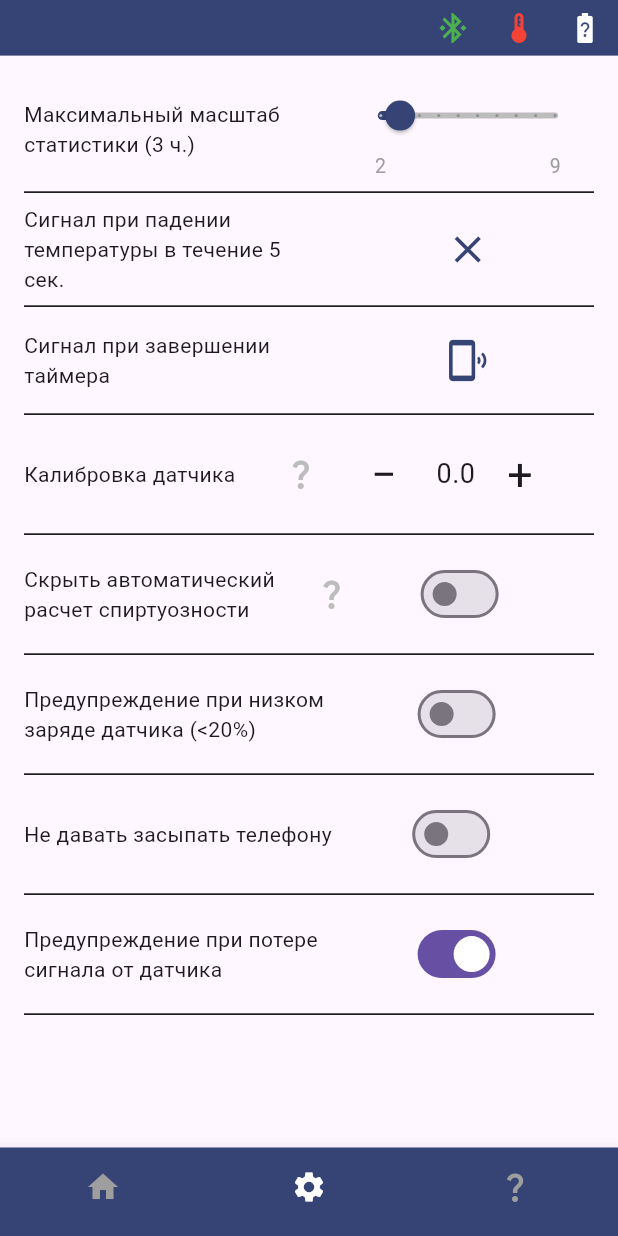
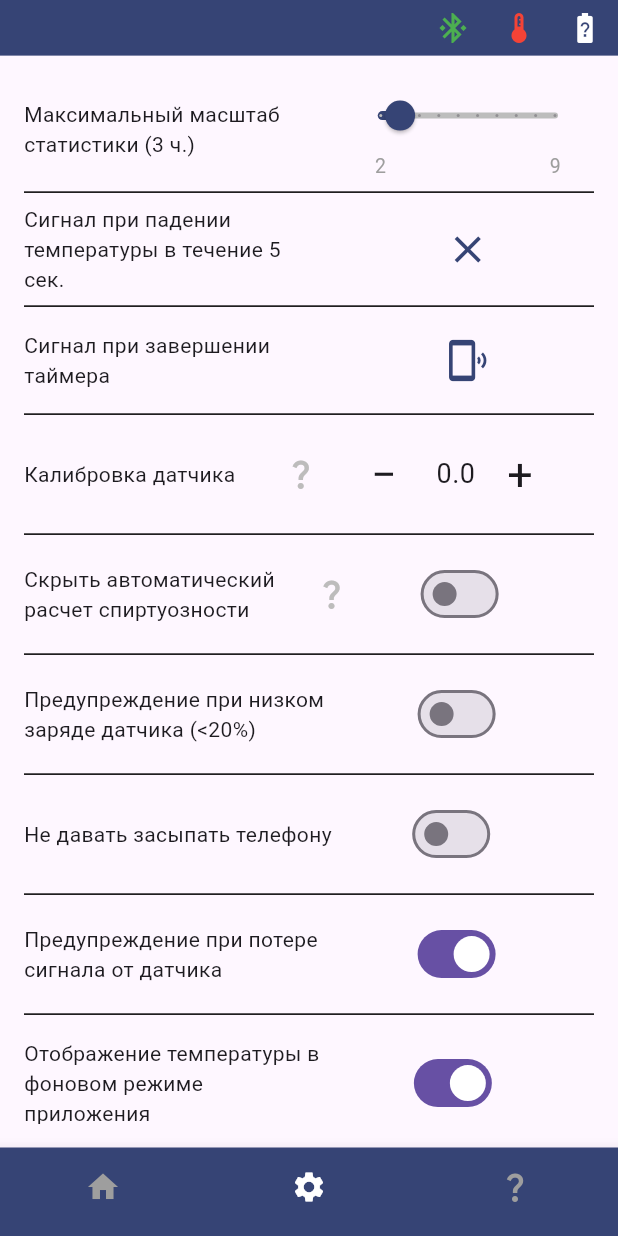
Before and after one commit to AI-devices/thermo, a Flutter app: the screen it shows after launch, item 2 of the bottom bar chosen, on a phone screen of 412 x 824 dp. Run offline on Flutter 3.47's test engine with Material 3 defaults, Android fonts, the phone set to English and light mode, and no system bars; our stand-ins replace audioplayers, circular_countdown_timer, device_info_plus, fl_chart, flutter_blue_plus, flutter_local_notifications and 7 more.

Commit message:
add lib flutter_local_notification to display temperature

```diff
--- a/lib/components/helper.dart
+++ b/lib/components/helper.dart
@@ -73,6 +73,47 @@ abstract class Helper {
     );
   }
 
+  static Future<dynamic> confirm ({
+    required BuildContext context,
+    required String content,
+    required VoidCallback cancelAction,
+    required VoidCallback confirmAction,
+    String? cancelText,
+    String? confirmText,
+    String? title,
+  }) async {
+    return showDialog<dynamic>(
+      context: context,
+      builder: (BuildContext context) {
+        return BackdropFilter(
+          filter: ImageFilter.blur(sigmaX: 3, sigmaY: 3),
+          child: AlertDialog(
+            title: Text(title ?? 'Предупреждение'),
+            content: Text(content),
+            shape: RoundedRectangleBorder(
+              borderRadius: BorderRadius.circular(10)
+            ),
+            actions: <Widget>[
+              Row(
+                mainAxisAlignment: MainAxisAlignment.spaceAround,
+                children: [
+                  TextButton(
+                    onPressed: cancelAction,
+                    child: Text(cancelText ?? 'Нет')
+                  ),
+                  TextButton(
+                    onPressed: confirmAction,
+                    child: Text(confirmText ?? 'Да')
+                  )
+                ],
+              )
+            ],
+          )
+        );
+      },
+    );
+  }
+
   //парсит данные по температуре полученные от датчика
   static double parseTemperature(List<int> data) {
     //print(Uint8List.fromList(data).buffer.asInt16List());
--- /dev/null
+++ b/lib/components/local_notification.dart
@@ -0,0 +1,64 @@
+import 'dart:async';
+import 'package:flutter_local_notifications/flutter_local_notifications.dart';
+import 'package:thermo/components/api_bluetooth/api_bluetooth.dart';
+import 'package:thermo/components/helper.dart';
+import 'package:thermo/components/settings.dart';
+import 'package:thermo/components/styles.dart';
+
+class LocalNotification {
+  static LocalNotification? _instance;
+  StreamSubscription<double>? temperatureSubscription;
+  static final FlutterLocalNotificationsPlugin _flutterLocalNotificationsPlugin = FlutterLocalNotificationsPlugin();
+
+  factory LocalNotification() {
+    return _instance ??= LocalNotification._();
+  }
+
+  LocalNotification._() {
+    temperatureSubscription = ApiBluetooth.temperatureStream.listen((double temperature) => _showTemperatureNotification(temperature));
+  }
+
+  //? initialize the local notifications
+  static Future<void> init() async {
+  const AndroidInitializationSettings initializationSettingsAndroid =
+      AndroidInitializationSettings('@mipmap/ic_launcher');
+  final DarwinInitializationSettings initializationSettingsDarwin =
+      DarwinInitializationSettings(
+          onDidReceiveLocalNotification: (id, title, body, payload) {}); //only iOS
+  const LinuxInitializationSettings initializationSettingsLinux =
+      LinuxInitializationSettings(
+          defaultActionName: 'Open notification');
+  final InitializationSettings initializationSettings = InitializationSettings(
+      android: initializationSettingsAndroid,
+      iOS: initializationSettingsDarwin,
+      linux: initializationSettingsLinux);
+  _flutterLocalNotificationsPlugin.initialize(initializationSettings,
+      onDidReceiveNotificationResponse: (details) {});
+  }
+
+  static Future<void> _showTemperatureNotification(double temperature) async {
+    if (Settings.notificationIsEnabled == false || Settings.allowLocalNotifications == false) return;
+
+    AndroidNotificationDetails androidNotificationDetails = AndroidNotificationDetails(
+        'temperature channel',
+        'temperature channel',
+        channelShowBadge: false,
+        importance: Importance.max,
+        priority: Priority.high,
+        onlyAlertOnce: true,
+        showProgress: true,
+        progress: temperature.toInt(),
+        maxProgress: 100,
+        ongoing: true,
+        autoCancel: false,
+        silent: true,
+        color: AppStyle.getColorByTemp(temperature: temperature)
+      );
+      NotificationDetails notificationDetails = NotificationDetails(android: androidNotificationDetails);
+      await _flutterLocalNotificationsPlugin.show(0, 'температура датчика: ${temperature.toString()}${Helper.celsius}', null, notificationDetails);
+  }
+
+  static Future cancelNotifications() async {
+    await _flutterLocalNotificationsPlugin.cancelAll();
+  }
+}
--- a/lib/components/permissions.dart
+++ b/lib/components/permissions.dart
@@ -15,6 +15,7 @@ abstract class DevicePermissions {
     AndroidDeviceInfo androidInfo = await _deviceInfo.androidInfo;
     log(androidInfo.version.release, name: 'version OS');
 
+    _notification();
     _vibration();
 
     //final ignoreBatteryPermission = await DevicePermissions._getPermission(Permission.ignoreBatteryOptimizations);
@@ -50,6 +51,11 @@ abstract class DevicePermissions {
     return true;
   }
 
+  static Future<void> _notification() async {
+    Settings.notificationIsEnabled = (await DevicePermissions._getPermission(Permission.notification)).isGranted;
+    log(Settings.notificationIsEnabled.toString(), name: 'notificationIsEnabled');
+  }
+
   static Future<void> _vibration() async {
     Settings.vibrationIsSupported = await Vibration.hasVibrator() == true;
     log(Settings.vibrationIsSupported.toString(), name: 'vibrationIsSupported');
--- a/lib/components/settings.dart
+++ b/lib/components/settings.dart
@@ -37,6 +37,9 @@ abstract class Settings {
   static late Map<String, dynamic> alarmLowBatteryCharge;
   static late bool wakelock;
   static late bool alarmSensorDissconnected;
+
+  static late bool allowLocalNotifications;
+  static late bool notificationIsEnabled;
 
   static bool vibrationIsSupported = false;
 
@@ -82,5 +85,6 @@ abstract class Settings {
     alarmLowBatteryCharge = await _dataProvider.getAlarmLowBatteryCharge();
     wakelock = await _dataProvider.getWakelock();
     alarmSensorDissconnected = await _dataProvider.getAlarmSensorDissconnected();
+    allowLocalNotifications = await _dataProvider.getAllowLocalNotifications();
   }
 }
--- a/lib/main.dart
+++ b/lib/main.dart
@@ -1,4 +1,5 @@
 import 'package:flutter/material.dart';
+import 'package:thermo/components/local_notification.dart';
 import 'package:thermo/components/monitoring.dart';
 import 'package:thermo/components/settings.dart';
 import 'package:thermo/widgets/my_app.dart';
@@ -8,8 +9,10 @@ final navigatorKey = GlobalKey<NavigatorState>();
 void main() async {
   WidgetsFlutterBinding.ensureInitialized();
 
+  await LocalNotification.init();
+  await Settings.init();
+
   Monitoring();
-  await Settings.init();
 
   runApp(const MyApp());
 }
--- a/lib/widgets/additional_screens/settings_widget.dart
+++ b/lib/widgets/additional_screens/settings_widget.dart
@@ -1,8 +1,10 @@
 import 'dart:ui';
 import 'package:flutter/material.dart';
 import 'package:flutter/services.dart';
+import 'package:permission_handler/permission_handler.dart';
 import 'package:thermo/components/data_provider.dart';
 import 'package:thermo/components/helper.dart';
+import 'package:thermo/components/local_notification.dart';
 import 'package:thermo/components/notifier.dart';
 import 'package:thermo/components/settings.dart';
 import 'package:thermo/components/styles.dart';
@@ -133,6 +135,25 @@ class _SettingsWidgetState extends State<SettingsWidget> {
     setState(() {});
   }
 
+  void changeLocalNotifications(bool value) async {
+    if (value == true && Settings.notificationIsEnabled == false) {
+      return Helper.confirm(
+        context: context,
+        content: 'У приложения нет доступа к отправке уведомлений. Вы можете дать разрешение в настройках. Хотите это сделать?',
+        cancelAction: () => Navigator.of(context).pop(),
+        confirmAction: () {
+          Navigator.of(context).pop();
+          openAppSettings();
+          Helper.alert(context: context, content: 'После включения уведомлений нужно будет перезапустить приложение и включить еще раз настройку');
+        },
+      );
+    }
+    Settings.allowLocalNotifications = value;
+    if (Settings.allowLocalNotifications == false) await LocalNotification.cancelNotifications();
+    _dataProvider.setAllowLocalNotifications();
+    setState(() {});
+  }
+
   @override
   Widget build(BuildContext context) {
     return Scaffold(
@@ -155,6 +176,8 @@ class _SettingsWidgetState extends State<SettingsWidget> {
             _wakelock(),
             const Divider(color: Colors.black),
             _alarmSensorDissconnected(),
+            const Divider(color: Colors.black),
+            _localNotifications(),
             const Divider(color: Colors.black),
           ],
         ),
@@ -413,4 +436,31 @@ class _SettingsWidgetState extends State<SettingsWidget> {
       ),
     );
   }
+
+  Padding _localNotifications() {
+    return Padding(
+      padding: const EdgeInsets.symmetric(vertical: 8.0),
+      child: Row(
+        children: [
+          const Flexible(
+            flex: 6,
+            child: Text('Отображение температуры в фоновом режиме приложения')
+          ),
+          const SizedBox(width: 10),
+          Flexible(
+            flex: 5,
+            child: Center(
+              child: Padding(
+                padding: const EdgeInsets.only(right: 20),
+                child: Switch(
+                  value: Settings.allowLocalNotifications,
+                  onChanged: (value) => changeLocalNotifications(value),
+                ),
+              ),
+            )
+          )
+        ],
+      ),
+    );
+  }
 }
--- a/lib/widgets/init.dart
+++ b/lib/widgets/init.dart
@@ -1,6 +1,7 @@
 import 'dart:async';
 import 'package:flutter/material.dart';
 import 'package:thermo/components/api_bluetooth/api_bluetooth.dart';
+import 'package:thermo/components/local_notification.dart';
 import 'package:thermo/components/permissions.dart';
 import 'package:thermo/components/styles.dart';
 import 'package:thermo/observers/observer_app_lifecycle.dart';
@@ -63,6 +64,7 @@ class _InitWidgetState extends State<InitWidget> {
     } else {
       ObserverDeviceScaner();
       ObserverBluetoothScaner();
+      LocalNotification();
 
       ObserverBluetoothScaner.bluetoothStatusChanged ??= _bluetoothStatusChanged;
       statusSensorSubscription = ApiBluetooth.statusSensorStream.listen((bool statusSensor){
--- a/pubspec.yaml
+++ b/pubspec.yaml
@@ -44,6 +44,7 @@ dependencies:
   permission_handler: ^11.3.1
   device_info_plus: ^9.1.2
   geolocator: ^11.1.0
+  flutter_local_notifications: ^17.2.2
 
 dev_dependencies:
   flutter_test:
```
Also changed, not shown: lib/components/data_provider.dart (+8 -0 lines), lib/components/monitoring.dart (+12 -33 lines), pubspec.lock, 3 other files.
